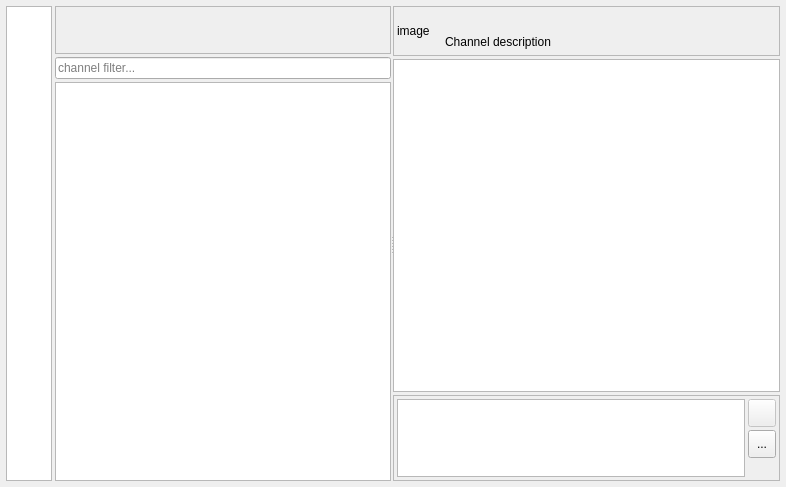
The window that desktop/AppWidget.ui (savegame/harbour-mattermost) describes before a commit, drawn with Qt 5.
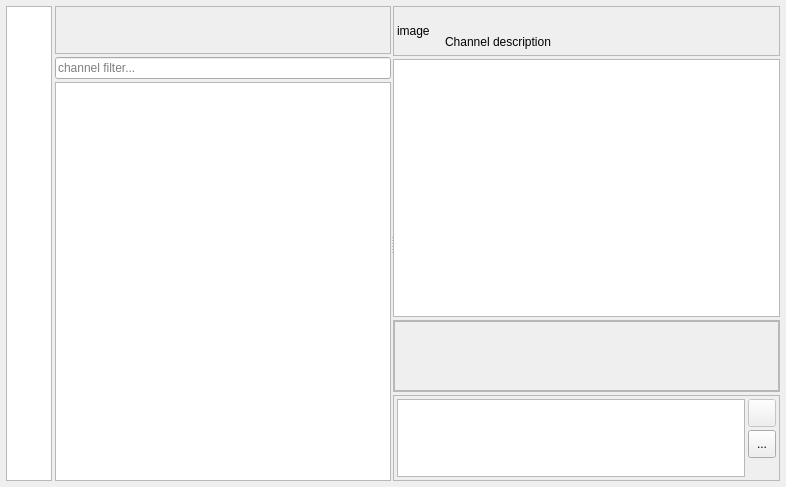
The same window after the commit. Icons and pictures are not drawn. Custom widgets are drawn as their Qt base class.

Commit message: - attach files - some ui for attached files

Patch:
```diff
--- a/desktop/AppWidget.ui
+++ b/desktop/AppWidget.ui
@@ -358,6 +358,75 @@
              </property>
             </widget>
            </item>
+           <item>
+            <widget class="QFrame" name="additionalFrame">
+             <property name="sizePolicy">
+              <sizepolicy hsizetype="Minimum" vsizetype="Minimum">
+               <horstretch>0</horstretch>
+               <verstretch>0</verstretch>
+              </sizepolicy>
+             </property>
+             <property name="frameShape">
+              <enum>QFrame::StyledPanel</enum>
+             </property>
+             <property name="frameShadow">
+              <enum>QFrame::Raised</enum>
+             </property>
+             <layout class="QVBoxLayout" name="verticalLayout_11">
+              <property name="spacing">
+               <number>0</number>
+              </property>
+              <property name="leftMargin">
+               <number>0</number>
+              </property>
+              <property name="topMargin">
+               <number>0</number>
+              </property>
+              <property name="rightMargin">
+               <number>0</number>
+              </property>
+              <property name="bottomMargin">
+               <number>0</number>
+              </property>
+              <item>
+               <widget class="QFrame" name="rootMessage">
+                <property name="frameShape">
+                 <enum>QFrame::StyledPanel</enum>
+                </property>
+                <property name="frameShadow">
+                 <enum>QFrame::Raised</enum>
+                </property>
+               </widget>
+              </item>
+              <item>
+               <widget class="QScrollArea" name="attachmentsArea">
+                <property name="sizePolicy">
+                 <sizepolicy hsizetype="Minimum" vsizetype="Minimum">
+                  <horstretch>0</horstretch>
+                  <verstretch>0</verstretch>
+                 </sizepolicy>
+                </property>
+                <property name="verticalScrollBarPolicy">
+                 <enum>Qt::ScrollBarAlwaysOff</enum>
+                </property>
+                <property name="widgetResizable">
+                 <bool>true</bool>
+                </property>
+                <widget class="QWidget" name="attachmentsContent">
+                 <property name="geometry">
+                  <rect>
+                   <x>0</x>
+                   <y>0</y>
+                   <width>379</width>
+                   <height>80</height>
+                  </rect>
+                 </property>
+                </widget>
+               </widget>
+              </item>
+             </layout>
+            </widget>
+           </item>
            <item>
             <widget class="QFrame" name="messageEditFrame">
              <property name="sizePolicy">
```
Left out of the diff: 14 changed lines with no effect on the pictures. The commit also changes 5 other files.
